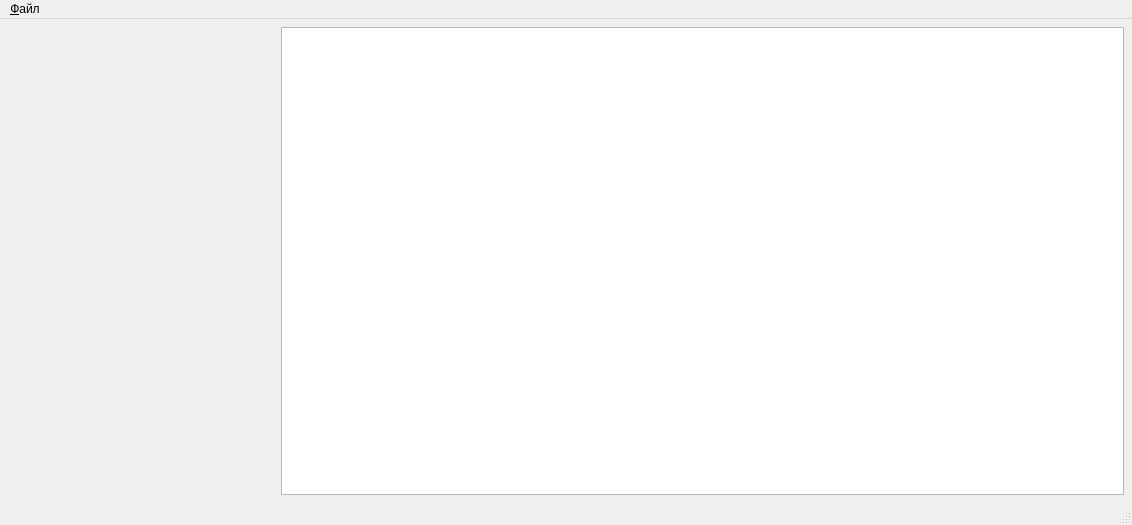
Above: mainwindow.ui from igrekus/mult_i1_measjure before the change. Below: the same form after it.
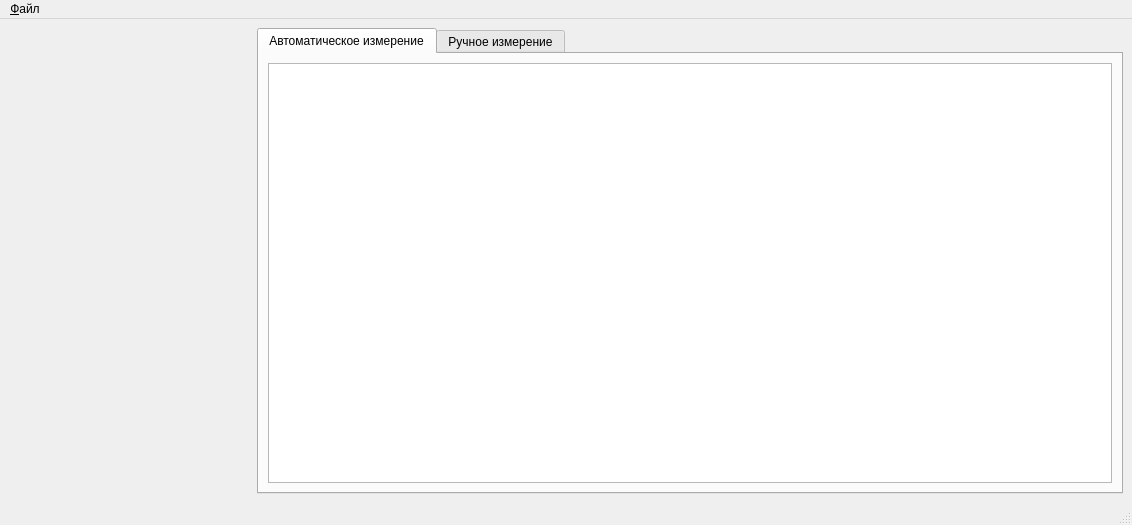
That is the form after the change.

Commit message: WIP: single-point measure UI stub

```diff
--- a/mainwindow.ui
+++ b/mainwindow.ui
@@ -14,25 +14,7 @@
    <string>Измерение параметров умножителей</string>
   </property>
   <widget class="QWidget" name="centralwidget">
-   <layout class="QHBoxLayout" name="horizontalLayout" stretch="1,3">
-    <property name="spacing">
-     <number>5</number>
-    </property>
-    <property name="sizeConstraint">
-     <enum>QLayout::SetMinimumSize</enum>
-    </property>
-    <property name="leftMargin">
-     <number>0</number>
-    </property>
-    <property name="topMargin">
-     <number>8</number>
-    </property>
-    <property name="rightMargin">
-     <number>8</number>
-    </property>
-    <property name="bottomMargin">
-     <number>8</number>
-    </property>
+   <layout class="QHBoxLayout" name="horizontalLayout" stretch="2,7">
     <item>
      <layout class="QVBoxLayout" name="layInstrs">
       <property name="spacing">
@@ -54,6 +36,16 @@
      </layout>
     </item>
     <item>
+     <widget class="QTabWidget" name="tabWidget">
+      <property name="currentIndex">
+       <number>0</number>
+      </property>
+      <widget class="QWidget" name="tabAuto">
+       <attribute name="title">
+        <string>Автоматическое измерение</string>
+       </attribute>
+       <layout class="QVBoxLayout" name="verticalLayout">
+        <item>
      <widget class="QTableView" name="tableMeasure">
       <property name="sizePolicy">
        <sizepolicy hsizetype="Expanding" vsizetype="Expanding">
@@ -70,6 +62,20 @@
       <attribute name="verticalHeaderHighlightSections">
        <bool>false</bool>
       </attribute>
+         </widget>
+        </item>
+       </layout>
+      </widget>
+      <widget class="QWidget" name="tabManual">
+       <attribute name="title">
+        <string>Ручное измерение</string>
+       </attribute>
+       <layout class="QVBoxLayout" name="verticalLayout_2">
+        <item>
+         <widget class="QTableView" name="tableManual"/>
+        </item>
+       </layout>
+      </widget>
      </widget>
     </item>
    </layout>
```
Lines whose indentation alone changed are shown as unchanged.
